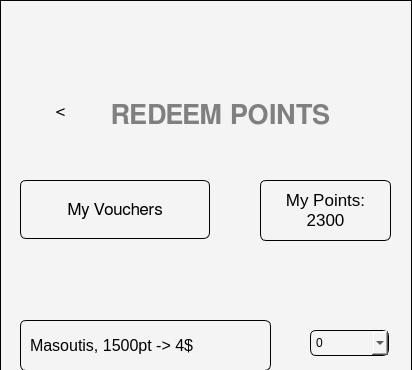
Above: ui/redeem_points_screen.ui from SWE-Project-Org/SWE-Project before the change; both pictures show x 0 to 412 and y 0 to 370 of the 412 by 917 pixel window. Below: the same form after it.
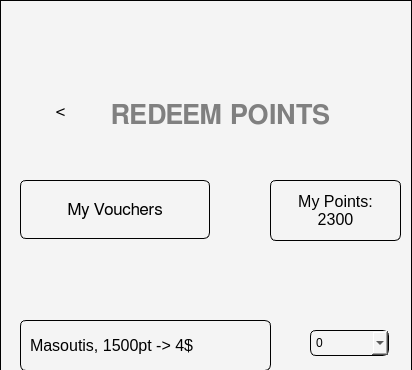
That is the form after the change.

Commit message: Added label comments and fixed grocery planner service

```diff
--- a/ui/redeem_points_screen.ui
+++ b/ui/redeem_points_screen.ui
@@ -106,38 +106,6 @@
     <string>My Vouchers</string>
    </property>
   </widget>
-  <widget class="QTextBrowser" name="textBrowser">
-   <property name="geometry">
-    <rect>
-     <x>260</x>
-     <y>180</y>
-     <width>131</width>
-     <height>61</height>
-    </rect>
-   </property>
-   <property name="styleSheet">
-    <string notr="true">color: ffffff;background-color: #00000000;
-border-radius: 6px;
-    padding: 5px;</string>
-   </property>
-   <property name="verticalScrollBarPolicy">
-    <enum>Qt::ScrollBarPolicy::ScrollBarAlwaysOff</enum>
-   </property>
-   <property name="horizontalScrollBarPolicy">
-    <enum>Qt::ScrollBarPolicy::ScrollBarAlwaysOff</enum>
-   </property>
-   <property name="html">
-    <string>&lt;!DOCTYPE HTML PUBLIC &quot;-//W3C//DTD HTML 4.0//EN&quot; &quot;http://www.w3.org/TR/REC-html40/strict.dtd&quot;&gt;
-&lt;html&gt;&lt;head&gt;&lt;meta name=&quot;qrichtext&quot; content=&quot;1&quot; /&gt;&lt;meta charset=&quot;utf-8&quot; /&gt;&lt;style type=&quot;text/css&quot;&gt;
-p, li { white-space: pre-wrap; }
-hr { height: 1px; border-width: 0; }
-li.unchecked::marker { content: &quot;\2610&quot;; }
-li.checked::marker { content: &quot;\2612&quot;; }
-&lt;/style&gt;&lt;/head&gt;&lt;body style=&quot; font-family:'Noto Sans'; font-size:10pt; font-weight:400; font-style:normal;&quot;&gt;
-&lt;p align=&quot;center&quot; style=&quot; margin-top:0px; margin-bottom:0px; margin-left:0px; margin-right:0px; -qt-block-indent:0; text-indent:0px;&quot;&gt;&lt;span style=&quot; font-family:'FreeSans'; font-size:13pt;&quot;&gt;My Points:&lt;/span&gt;&lt;/p&gt;
-&lt;p align=&quot;center&quot; style=&quot; margin-top:0px; margin-bottom:0px; margin-left:0px; margin-right:0px; -qt-block-indent:0; text-indent:0px;&quot;&gt;&lt;span style=&quot; font-family:'FreeSans'; font-size:13pt;&quot;&gt;2300&lt;/span&gt;&lt;/p&gt;&lt;/body&gt;&lt;/html&gt;</string>
-   </property>
-  </widget>
   <widget class="QComboBox" name="comboBox_3">
    <property name="geometry">
     <rect>
@@ -479,6 +447,33 @@
     </property>
    </item>
   </widget>
+  <widget class="QLabel" name="label_12">
+   <property name="geometry">
+    <rect>
+     <x>270</x>
+     <y>180</y>
+     <width>131</width>
+     <height>61</height>
+    </rect>
+   </property>
+   <property name="font">
+    <font>
+     <pointsize>12</pointsize>
+    </font>
+   </property>
+   <property name="styleSheet">
+    <string notr="true">color: ffffff;background-color: #00000000;
+border-radius: 6px;
+    padding: 5px;</string>
+   </property>
+   <property name="text">
+    <string>My Points:
+2300</string>
+   </property>
+   <property name="alignment">
+    <set>Qt::AlignmentFlag::AlignCenter</set>
+   </property>
+  </widget>
  </widget>
  <resources/>
  <connections/>
```
The commit also changes 12 other files.
